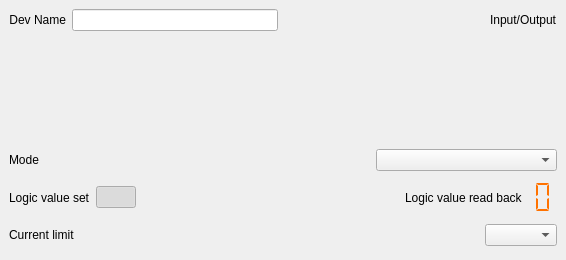
Old version of the form plugins/swiot/ui/diodigitalchannel.ui in the repository analogdevicesinc/scopy.
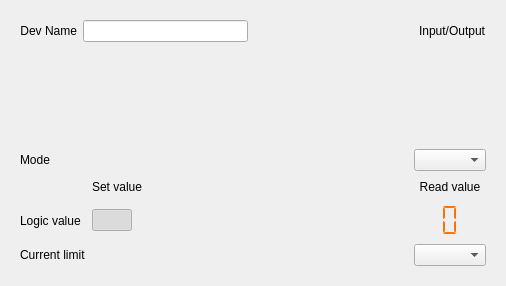
New version of the form. Custom widgets are drawn as their Qt base class.

Commit message: swiot: changed design and fixed bug with different plot spacing on diodigitalchannel

```diff
--- a/plugins/swiot/ui/diodigitalchannel.ui
+++ b/plugins/swiot/ui/diodigitalchannel.ui
@@ -6,20 +6,20 @@
    <rect>
     <x>0</x>
     <y>0</y>
-    <width>566</width>
-    <height>260</height>
+    <width>506</width>
+    <height>286</height>
    </rect>
   </property>
   <property name="sizePolicy">
    <sizepolicy hsizetype="Preferred" vsizetype="Preferred">
-    <horstretch>10</horstretch>
-    <verstretch>10</verstretch>
+    <horstretch>0</horstretch>
+    <verstretch>0</verstretch>
    </sizepolicy>
   </property>
   <property name="minimumSize">
    <size>
     <width>0</width>
-    <height>50</height>
+    <height>0</height>
    </size>
   </property>
   <property name="windowTitle">
@@ -28,29 +28,30 @@
   <property name="styleSheet">
    <string notr="true"/>
   </property>
-  <layout class="QVBoxLayout" name="verticalLayout_2" stretch="0">
-   <property name="spacing">
-    <number>0</number>
-   </property>
-   <property name="leftMargin">
-    <number>0</number>
-   </property>
-   <property name="topMargin">
-    <number>0</number>
-   </property>
-   <property name="rightMargin">
-    <number>0</number>
-   </property>
-   <property name="bottomMargin">
-    <number>0</number>
-   </property>
+  <layout class="QVBoxLayout" name="verticalLayout_2">
    <item>
     <widget class="QFrame" name="channelControlFrame">
      <property name="styleSheet">
       <string notr="true"/>
      </property>
-     <layout class="QVBoxLayout" name="verticalLayout_3" stretch="1,6,3">
+     <layout class="QVBoxLayout" name="verticalLayout" stretch="0,10,4">
+      <property name="spacing">
+       <number>0</number>
+      </property>
+      <property name="leftMargin">
+       <number>0</number>
+      </property>
+      <property name="topMargin">
+       <number>0</number>
+      </property>
+      <property name="rightMargin">
+       <number>0</number>
+      </property>
+      <property name="bottomMargin">
+       <number>0</number>
+      </property>
       <item>
+       <widget class="QWidget" name="topContainer" native="true">
        <layout class="QHBoxLayout" name="horizontalLayout">
         <item>
          <widget class="QLabel" name="m_channelName">
@@ -89,6 +90,7 @@
          </widget>
         </item>
        </layout>
+       </widget>
       </item>
       <item>
        <widget class="scopy::Sismograph" name="sismograph">
@@ -107,73 +109,65 @@
        <widget class="QWidget" name="bottomContainer" native="true">
         <property name="minimumSize">
          <size>
-          <width>105</width>
-          <height>105</height>
+          <width>0</width>
+          <height>135</height>
          </size>
         </property>
-        <layout class="QVBoxLayout" name="verticalLayout">
-         <property name="spacing">
-          <number>6</number>
-         </property>
-         <property name="leftMargin">
-          <number>0</number>
-         </property>
-         <property name="topMargin">
-          <number>0</number>
-         </property>
-         <property name="rightMargin">
-          <number>0</number>
-         </property>
-         <property name="bottomMargin">
-          <number>0</number>
-         </property>
-         <item>
-          <layout class="QHBoxLayout" name="modeLayout" stretch="1,5,3">
-           <item>
-            <widget class="QLabel" name="modeLabel">
+        <layout class="QGridLayout" name="gridLayout">
+         <item row="1" column="3">
+          <widget class="QLabel" name="readBackValueLabel">
              <property name="text">
-              <string>Mode</string>
-             </property>
-            </widget>
-           </item>
-           <item>
-            <spacer name="horizontalSpacer">
-             <property name="orientation">
-              <enum>Qt::Horizontal</enum>
-             </property>
-             <property name="sizeHint" stdset="0">
-              <size>
-               <width>40</width>
-               <height>20</height>
-              </size>
-             </property>
-            </spacer>
-           </item>
-           <item>
-            <widget class="QComboBox" name="configModes">
-             <property name="sizePolicy">
-              <sizepolicy hsizetype="Minimum" vsizetype="Fixed">
-               <horstretch>170</horstretch>
-               <verstretch>0</verstretch>
-              </sizepolicy>
-             </property>
-            </widget>
-           </item>
-          </layout>
-         </item>
-         <item>
-          <layout class="QHBoxLayout" name="horizontalLayout_5" stretch="1,1,25,0,1">
-           <item>
+            <string>Read value</string>
+           </property>
+           <property name="alignment">
+            <set>Qt::AlignCenter</set>
+           </property>
+          </widget>
+         </item>
+         <item row="2" column="0">
             <widget class="QLabel" name="valueLabel">
              <property name="text">
-              <string>Logic value set</string>
+            <string>Logic value</string>
              </property>
             </widget>
            </item>
-           <item>
+         <item row="3" column="2">
+          <spacer name="horizontalSpacer_5">
+           <property name="orientation">
+            <enum>Qt::Horizontal</enum>
+           </property>
+           <property name="sizeHint" stdset="0">
+            <size>
+             <width>24</width>
+             <height>1</height>
+            </size>
+           </property>
+          </spacer>
+         </item>
+         <item row="3" column="0">
+          <widget class="QLabel" name="currentLimitLabel">
+           <property name="text">
+            <string>Current limit</string>
+           </property>
+          </widget>
+         </item>
+         <item row="1" column="2">
+          <spacer name="horizontalSpacer_6">
+           <property name="orientation">
+            <enum>Qt::Horizontal</enum>
+           </property>
+           <property name="sizeHint" stdset="0">
+            <size>
+             <width>20</width>
+             <height>1</height>
+            </size>
+           </property>
+          </spacer>
+         </item>
+         <item row="2" column="1">
             <widget class="scopy::CustomSwitch" name="customSwitch">
              <property name="sizePolicy">
-              <sizepolicy hsizetype="Minimum" vsizetype="Fixed">
+            <sizepolicy hsizetype="Fixed" vsizetype="Fixed">
                <horstretch>170</horstretch>
                <verstretch>0</verstretch>
               </sizepolicy>
@@ -186,27 +180,7 @@
              </property>
             </widget>
            </item>
-           <item>
-            <spacer name="horizontalSpacer_2">
-             <property name="orientation">
-              <enum>Qt::Horizontal</enum>
-             </property>
-             <property name="sizeHint" stdset="0">
-              <size>
-               <width>40</width>
-               <height>20</height>
-              </size>
-             </property>
-            </spacer>
-           </item>
-           <item>
-            <widget class="QLabel" name="logicValueReadBack">
-             <property name="text">
-              <string>Logic value read back</string>
-             </property>
-            </widget>
-           </item>
-           <item>
+         <item row="2" column="3">
             <widget class="scopy::LcdNumber" name="lcdNumber">
              <property name="sizePolicy">
               <sizepolicy hsizetype="Minimum" vsizetype="Fixed">
@@ -240,35 +214,30 @@
              </property>
             </widget>
            </item>
-          </layout>
-         </item>
-         <item>
-          <layout class="QHBoxLayout" name="currentLimitLayout">
-           <item>
-            <widget class="QLabel" name="currentLimitLabel">
-             <property name="text">
-              <string>Current limit</string>
-             </property>
-            </widget>
-           </item>
-           <item>
-            <spacer name="horizontalSpacer_4">
+         <item row="0" column="2">
+          <spacer name="horizontalSpacer">
              <property name="orientation">
               <enum>Qt::Horizontal</enum>
              </property>
              <property name="sizeHint" stdset="0">
               <size>
-               <width>0</width>
-               <height>0</height>
+             <width>20</width>
+             <height>1</height>
               </size>
              </property>
             </spacer>
            </item>
-           <item>
+         <item row="3" column="3">
             <widget class="QComboBox" name="currentLimitValues">
+           <property name="sizePolicy">
+            <sizepolicy hsizetype="Preferred" vsizetype="Preferred">
+             <horstretch>0</horstretch>
+             <verstretch>0</verstretch>
+            </sizepolicy>
+           </property>
              <property name="minimumSize">
               <size>
-               <width>65</width>
+             <width>0</width>
                <height>0</height>
               </size>
              </property>
@@ -277,7 +246,51 @@
              </property>
             </widget>
            </item>
-          </layout>
+         <item row="2" column="2">
+          <spacer name="horizontalSpacer_7">
+           <property name="orientation">
+            <enum>Qt::Horizontal</enum>
+           </property>
+           <property name="sizeHint" stdset="0">
+            <size>
+             <width>20</width>
+             <height>1</height>
+            </size>
+           </property>
+          </spacer>
+         </item>
+         <item row="1" column="1">
+          <widget class="QLabel" name="setValueLabel">
+           <property name="sizePolicy">
+            <sizepolicy hsizetype="Preferred" vsizetype="Preferred">
+             <horstretch>0</horstretch>
+             <verstretch>0</verstretch>
+            </sizepolicy>
+           </property>
+           <property name="text">
+            <string>Set value</string>
+           </property>
+           <property name="alignment">
+            <set>Qt::AlignCenter</set>
+           </property>
+          </widget>
+         </item>
+         <item row="0" column="3">
+          <widget class="QComboBox" name="configModes">
+           <property name="sizePolicy">
+            <sizepolicy hsizetype="Fixed" vsizetype="Fixed">
+             <horstretch>170</horstretch>
+             <verstretch>0</verstretch>
+            </sizepolicy>
+           </property>
+          </widget>
+         </item>
+         <item row="0" column="0">
+          <widget class="QLabel" name="modeLabel">
+           <property name="text">
+            <string>Mode</string>
+           </property>
+          </widget>
          </item>
         </layout>
        </widget>
```
Lines whose indentation alone changed are shown as unchanged. The commit also changes 2 other files.
